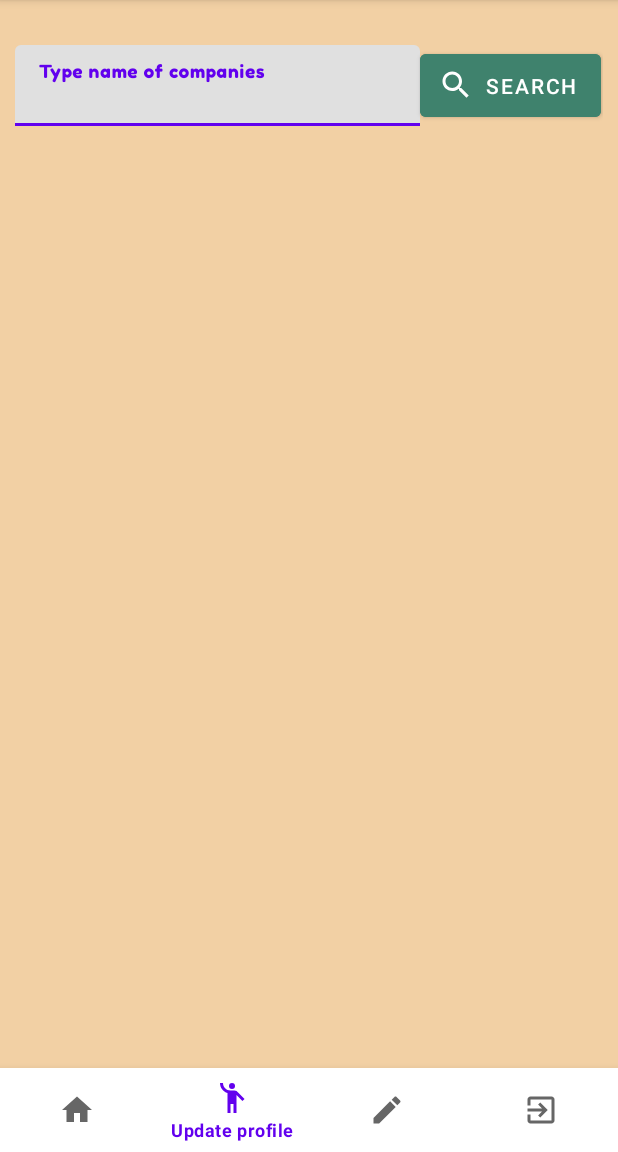
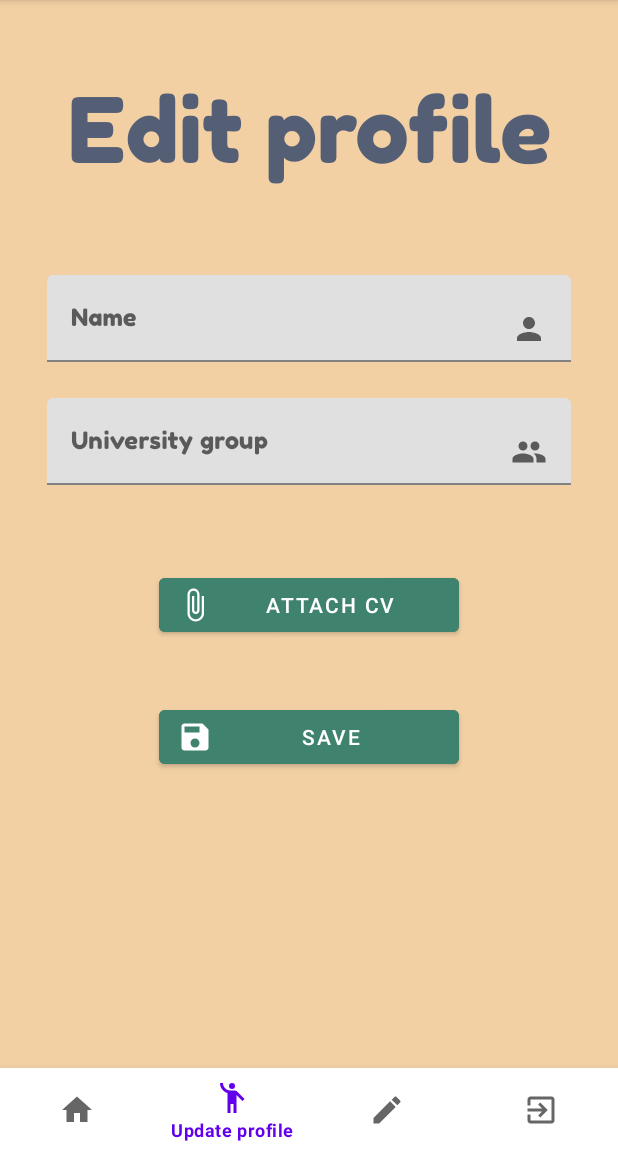
Before and after one commit to AndreiMirica19/InternshipApp, an Android app: the LogedInActivity screen opened directly, with no data from a screen before it, item 2 of the bottom bar chosen, on a phone screen of 412 x 824 dp, the part 84-1236 px from its top. Run offline under Robolectric (Android 15) with nearby library versions, the phone set to English and light mode, and no system bars.

Commit message:
Students can update their profile.

```diff
--- a/app/build.gradle
+++ b/app/build.gradle
@@ -36,6 +36,9 @@ dependencies {
     implementation 'com.google.android.material:material:1.7.0-alpha01'
     implementation 'com.google.firebase:firebase-firestore:21.4.0'
     implementation 'com.google.firebase:firebase-database:20.0.4'
+    implementation 'androidx.navigation:navigation-fragment:2.4.2'
+    implementation 'androidx.navigation:navigation-ui:2.4.2'
+    implementation 'androidx.legacy:legacy-support-v4:1.0.0'
     testImplementation 'junit:junit:4.13.2'
     androidTestImplementation 'androidx.test.ext:junit:1.1.3'
     androidTestImplementation 'androidx.test.espresso:espresso-core:3.4.0'
--- a/app/src/main/java/com/example/internshipsignincontractapp/LogedInActivity.java
+++ b/app/src/main/java/com/example/internshipsignincontractapp/LogedInActivity.java
@@ -1,14 +1,60 @@
 package com.example.internshipsignincontractapp;
 
 import android.os.Bundle;
+import android.util.Log;
+import android.view.View;
+import android.widget.FrameLayout;
 
 import androidx.annotation.Nullable;
 import androidx.appcompat.app.AppCompatActivity;
+import androidx.fragment.app.Fragment;
+import androidx.fragment.app.FragmentContainerView;
+import androidx.fragment.app.FragmentManager;
+import androidx.fragment.app.FragmentTransaction;
+import androidx.navigation.NavHostController;
+
+import com.example.internshipsignincontractapp.Model.DbConnector;
+import com.google.android.material.bottomnavigation.BottomNavigationMenuView;
+import com.google.android.material.bottomnavigation.BottomNavigationView;
+import com.google.android.material.textfield.TextInputEditText;
 
 public class LogedInActivity extends AppCompatActivity {
+    BottomNavigationView bottomNavigationMenuView;
+
+    FrameLayout navHostController;
     @Override
     protected void onCreate(@Nullable Bundle savedInstanceState) {
         super.onCreate(savedInstanceState);
         setContentView(R.layout.main_page_student);
+        bottomNavigationMenuView = (BottomNavigationView) findViewById(R.id.bottom_navigation);
+        navHostController = findViewById(R.id.fragmentContainerView);
+        bottomNavigationMenuView.setOnNavigationItemSelectedListener(item->{
+            switch (item.getItemId()){
+                case R.id.main_page_student_fragment:
+                    replaceFragment(new main_page_student_fragment());
+                    break;
+                case R.id.edit_account_student_fragment:
+                    replaceFragment(new edit_account_student_fragment());
+                break;
+                case R.id.sign_convention_student:
+                    replaceFragment(new sign_convention_student());
+                    break;
+            }
+            return true;
+        });
+    }
+    private  void replaceFragment(Fragment fragment){
+        FragmentManager fragmentManager = getSupportFragmentManager();
+        FragmentTransaction fragmentTransaction = fragmentManager.beginTransaction();
+        fragmentTransaction.replace(R.id.fragmentContainerView,fragment);
+        fragmentTransaction.commit();
+
+
+    }
+    public void SavePressed(View view){
+        TextInputEditText name = findViewById(R.id.edit_student_name);
+        TextInputEditText uniGroup = findViewById(R.id.uni_group);
+        DbConnector dbConnector = DbConnector.getInstance();
+        dbConnector.updateStudent(name.getText().toString(),uniGroup.getText().toString());
     }
 }
--- a/app/src/main/java/com/example/internshipsignincontractapp/MainActivity.java
+++ b/app/src/main/java/com/example/internshipsignincontractapp/MainActivity.java
@@ -32,7 +32,7 @@ public class MainActivity extends AppCompatActivity {
 
         loginIntent = new Intent(this,LogedInActivity.class);
         signUpIntent = new Intent(this,SignUp.class);
-        dbConnector = new DbConnector();
+        dbConnector = DbConnector.getInstance();
 
 
     }
--- a/app/src/main/java/com/example/internshipsignincontractapp/SignUp.java
+++ b/app/src/main/java/com/example/internshipsignincontractapp/SignUp.java
@@ -9,8 +9,7 @@ import android.widget.AutoCompleteTextView;
 import androidx.annotation.Nullable;
 import androidx.appcompat.app.AppCompatActivity;
 
-import com.example.internshipsignincontractapp.Model.DbConnector;
-import com.example.internshipsignincontractapp.Model.Users;
+import com.example.internshipsignincontractapp.Model.Students;
 import com.google.android.material.textfield.TextInputEditText;
 import com.google.android.material.textfield.TextInputLayout;
 
@@ -50,7 +49,7 @@ public class SignUp extends AppCompatActivity
     public void SignUpPressed(View view) {
         Intent intent;
         MainActivity.dbConnector.addUser(
-                new Users(Objects.requireNonNull(username.getText()).toString()
+                new Students(Objects.requireNonNull(username.getText()).toString()
                 ,Objects.requireNonNull(password.getText().toString()),
                 Objects.requireNonNull(email.getText().toString())),
                 Objects.requireNonNull(accountInput.getText().toString()));
--- /dev/null
+++ b/app/src/main/java/com/example/internshipsignincontractapp/edit_account_student_fragment.java
@@ -0,0 +1,76 @@
+package com.example.internshipsignincontractapp;
+
+import android.os.Bundle;
+
+import androidx.fragment.app.Fragment;
+
+import android.util.Log;
+import android.view.LayoutInflater;
+import android.view.View;
+import android.view.ViewGroup;
+import android.widget.Button;
+
+/**
+ * A simple {@link Fragment} subclass.
+ * Use the {@link edit_account_student_fragment#newInstance} factory method to
+ * create an instance of this fragment.
+ */
+public class edit_account_student_fragment extends Fragment {
+
+    // TODO: Rename parameter arguments, choose names that match
+    // the fragment initialization parameters, e.g. ARG_ITEM_NUMBER
+    private static final String ARG_PARAM1 = "param1";
+    private static final String ARG_PARAM2 = "param2";
+    // TODO: Rename and change types of parameters
+    private String mParam1;
+    private String mParam2;
+
+
+    public edit_account_student_fragment() {
+        // Required empty public constructor
+    }
+
+    /**
+     * Use this factory method to create a new instance of
+     * this fragment using the provided parameters.
+     *
+     * @param param1 Parameter 1.
+     * @param param2 Parameter 2.
+     * @return A new instance of fragment edit_account_student_fragment.
+     */
+    // TODO: Rename and change types and number of parameters
+    public static edit_account_student_fragment newInstance(String param1, String param2) {
+        edit_account_student_fragment fragment = new edit_account_student_fragment();
+        Bundle args = new Bundle();
+        args.putString(ARG_PARAM1, param1);
+        args.putString(ARG_PARAM2, param2);
+        fragment.setArguments(args);
+        return fragment;
+    }
+
+    @Override
+    public void onCreate(Bundle savedInstanceState) {
+        super.onCreate(savedInstanceState);
+        if (getArguments() != null) {
+            mParam1 = getArguments().getString(ARG_PARAM1);
+            mParam2 = getArguments().getString(ARG_PARAM2);
+        }
+
+
+
+    }
+
+    @Override
+    public View onCreateView(LayoutInflater inflater, ViewGroup container,
+                             Bundle savedInstanceState) {
+        View view = inflater.inflate(R.layout.edit_account_student,
+                container, false);
+        Button save_btn = view.findViewById(R.id.save);
+        save_btn.setOnClickListener(view1 ->{
+            Log.d("Test","Merge");
+        } );
+        // Inflate the layout for this fragment
+        return inflater.inflate(R.layout.fragment_edit_account_student_fragment, container, false);
+    }
+
+}
--- /dev/null
+++ b/app/src/main/res/layout/fragment_edit_account_student_fragment.xml
@@ -0,0 +1,100 @@
+<?xml version="1.0" encoding="utf-8"?>
+<FrameLayout xmlns:android="http://schemas.android.com/apk/res/android"
+    xmlns:tools="http://schemas.android.com/tools"
+    android:layout_width="match_parent"
+    android:layout_height="match_parent"
+    xmlns:app="http://schemas.android.com/apk/res-auto"
+    tools:context=".edit_account_student_fragment"
+    android:background="#F2D0A4"
+    >
+<androidx.constraintlayout.widget.ConstraintLayout
+    android:layout_width="match_parent"
+    android:layout_height="match_parent">
+    <TextView
+        android:layout_width="match_parent"
+        android:layout_height="wrap_content"
+        android:layout_marginBottom="60dp"
+        android:gravity="center"
+        android:text="@string/edit_profile"
+        android:textSize="60dp"
+        android:textColor="@color/text_Color"
+        android:fontFamily="@font/fredokaone_regular"
+        app:layout_constraintBottom_toTopOf="@id/nameInputLayout"
+        app:layout_constraintStart_toStartOf="parent" />
+    <com.google.android.material.textfield.TextInputLayout
+        android:layout_width="match_parent"
+        android:hint="Name"
+        android:id="@+id/nameInputLayout"
+        android:layout_height="wrap_content"
+        android:layout_marginTop="164dp"
+        android:layout_marginLeft="30dp"
+        android:layout_marginRight="30dp"
+        app:layout_constraintEnd_toEndOf="parent"
+        app:flow_horizontalBias="0.0"
+        app:layout_constraintStart_toStartOf="parent"
+        app:layout_constraintTop_toTopOf="parent"
+        >
+
+        <com.google.android.material.textfield.TextInputEditText
+            android:layout_width="match_parent"
+            android:fontFamily="@font/fredokaone_regular"
+            android:layout_height="wrap_content"
+            android:id="@+id/edit_student_name"
+            android:textColor="@color/text_Color"
+            android:drawableEnd="@drawable/ic_username"
+            />
+    </com.google.android.material.textfield.TextInputLayout>
+    <com.google.android.material.textfield.TextInputLayout
+        android:layout_width="match_parent"
+        android:hint="University group"
+        android:id="@+id/groupInputLayout"
+        android:layout_height="wrap_content"
+        android:layout_marginTop="24dp"
+        android:layout_marginLeft="30dp"
+        android:layout_marginRight="30dp"
+        app:layout_constraintEnd_toEndOf="parent"
+        app:flow_horizontalBias="0.0"
+
+        app:layout_constraintStart_toStartOf="parent"
+        app:layout_constraintTop_toBottomOf="@id/nameInputLayout"
+        >
+
+        <com.google.android.material.textfield.TextInputEditText
+            android:layout_width="match_parent"
+            android:fontFamily="@font/fredokaone_regular"
+            android:layout_height="wrap_content"
+            android:id="@+id/uni_group"
+            android:textColor="@color/text_Color"
+            android:drawableEnd="@drawable/ic_baseline_group_24"
+            />
+    </com.google.android.material.textfield.TextInputLayout>
+    <com.google.android.material.button.MaterialButton
+        android:layout_width="200dp"
+        android:layout_height="wrap_content"
+        android:layout_marginTop="56dp"
+        android:id="@+id/signUp_btn"
+        android:backgroundTint="@color/button_Color"
+        android:text="@string/attach_cv"
+        app:layout_constraintStart_toStartOf="parent"
+        app:layout_constraintEnd_toEndOf="parent"
+        app:layout_constraintTop_toBottomOf="@id/groupInputLayout"
+        app:icon="@drawable/ic_baseline_attach_file_24"
+        style="@style/Widget.MaterialComponents.Button.Icon"
+        />
+    <com.google.android.material.button.MaterialButton
+        android:layout_width="200dp"
+        android:layout_height="wrap_content"
+        android:layout_marginTop="40dp"
+        android:id="@+id/save"
+        android:backgroundTint="@color/button_Color"
+        android:text="@string/save"
+        android:onClick="SavePressed"
+        app:layout_constraintStart_toStartOf="parent"
+        app:layout_constraintEnd_toEndOf="parent"
+        app:layout_constraintTop_toBottomOf="@id/signUp_btn"
+        app:icon="@drawable/ic_baseline_save_24"
+        style="@style/Widget.MaterialComponents.Button.Icon"
+        />
+</androidx.constraintlayout.widget.ConstraintLayout>
+
+</FrameLayout>
--- a/app/src/main/res/layout/main_page_student.xml
+++ b/app/src/main/res/layout/main_page_student.xml
@@ -6,47 +6,7 @@
     android:background="#F2D0A4"
     tools:context=".LogedInActivity"
     xmlns:app="http://schemas.android.com/apk/res-auto">
-    <LinearLayout
-        android:layout_width="match_parent"
-        android:layout_height="wrap_content"
-        app:layout_constraintTop_toTopOf="parent"
-        app:layout_constraintStart_toStartOf="parent"
-        android:layout_marginTop="30dp"
-        android:paddingLeft="10dp"
-        android:paddingRight="10dp"
-        >
-    <com.google.android.material.textfield.TextInputLayout
-        android:layout_width="270dp"
-        android:hint="@string/type_name_of_companies"
-        android:id="@+id/usernameInputLayout"
-        android:layout_height="wrap_content"
 
-
-        app:layout_constraintEnd_toEndOf="parent"
-        app:flow_horizontalBias="0.0"
-        app:layout_constraintStart_toStartOf="parent"
-        app:layout_constraintTop_toTopOf="parent"
-        >
-    <com.google.android.material.textfield.TextInputEditText
-        android:layout_width="match_parent"
-        android:fontFamily="@font/fredokaone_regular"
-        android:layout_height="wrap_content"
-        android:textColor="@color/text_Color"
-        />
-
-
-    </com.google.android.material.textfield.TextInputLayout>
-        <com.google.android.material.button.MaterialButton
-            android:layout_width="wrap_content"
-            android:layout_height="match_parent"
-            android:id="@+id/login_btn"
-            android:text="@string/search"
-            android:backgroundTint="@color/button_Color"
-            app:icon="@drawable/ic_baseline_search"
-            style="@style/Widget.MaterialComponents.Button.Icon"
-            />
-
-    </LinearLayout>
     <com.google.android.material.bottomnavigation.BottomNavigationView
         android:id="@+id/bottom_navigation"
         android:layout_width="match_parent"
@@ -55,4 +15,18 @@
 
         app:menu="@menu/bottom_navigation_menu" />
 
+    <FrameLayout
+        android:id="@+id/fragmentContainerView"
+        android:name="androidx.navigation.fragment.NavHostFragment"
+        android:layout_width="409dp"
+        android:layout_height="673dp"
+        app:defaultNavHost="true"
+        app:layout_constraintTop_toTopOf="parent"
+        app:layout_constraintBottom_toTopOf="@id/bottom_navigation"
+
+        app:layout_constraintStart_toStartOf="parent"
+        app:layout_constraintEnd_toEndOf="parent"
+        tools:layout_editor_absoluteX="1dp"
+        tools:layout_editor_absoluteY="1dp" />
+
 </androidx.constraintlayout.widget.ConstraintLayout>
--- a/app/src/main/res/menu/bottom_navigation_menu.xml
+++ b/app/src/main/res/menu/bottom_navigation_menu.xml
@@ -1,17 +1,17 @@
 <?xml version="1.0" encoding="utf-8"?>
 <menu xmlns:android="http://schemas.android.com/apk/res/android">
     <item
-        android:id="@+id/page_home"
+        android:id="@+id/main_page_student_fragment"
         android:enabled="true"
         android:icon="@drawable/ic_baseline_home_24"
         android:title="@string/home"/>
     <item
-        android:id="@+id/page_1"
+        android:id="@+id/edit_account_student_fragment"
         android:enabled="true"
         android:icon="@drawable/ic_profile"
         android:title="@string/update_profile"/>
     <item
-        android:id="@+id/page_2"
+        android:id="@+id/sign_convention_student"
         android:enabled="true"
         android:icon="@drawable/ic_update_profile"
         android:title="@string/sign_convention"/>
--- a/app/src/main/res/values/strings.xml
+++ b/app/src/main/res/values/strings.xml
@@ -21,4 +21,7 @@
     <string name="add_a_description">Add a description</string>
     <string name="create_account">Create account</string>
     <string name="see_status">See status</string>
+    <!-- TODO: Remove or change this placeholder text -->
+    <string name="hello_blank_fragment">Hello blank fragment</string>
+    <string name="save">Save</string>
 </resources>
```
Also changed, not shown: app/src/main/java/com/example/internshipsignincontractapp/BlankFragment.java (added, +64 -0 lines), app/src/main/java/com/example/internshipsignincontractapp/Model/DbConnector.java (+24 -9 lines), app/src/main/java/com/example/internshipsignincontractapp/Model/Students.java (renamed from app/src/main/java/com/example/internshipsignincontractapp/Model/Users.java, +11 -3 lines), app/src/main/java/com/example/internshipsignincontractapp/main_page_student_fragment.java (added, +68 -0 lines), app/src/main/java/com/example/internshipsignincontractapp/sign_convention_student.java (added, +64 -0 lines), app/src/main/res/layout/editaccount_student.xml (added, +14 -0 lines), app/src/main/res/layout/fragment_main_page_student_fragment.xml (added, +50 -0 lines), app/src/main/res/layout/fragment_sign_convention_student.xml (added, +14 -0 lines), app/src/main/res/navigation/my_nav.xml (added, +23 -0 lines).
